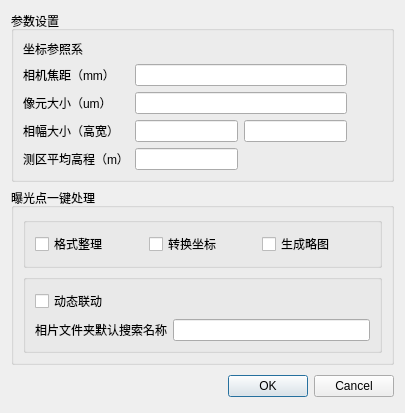
Above: ui/uavpossettingdialog.ui from RenShuYuan/UAVplatform before the change. Below: the same form after it.
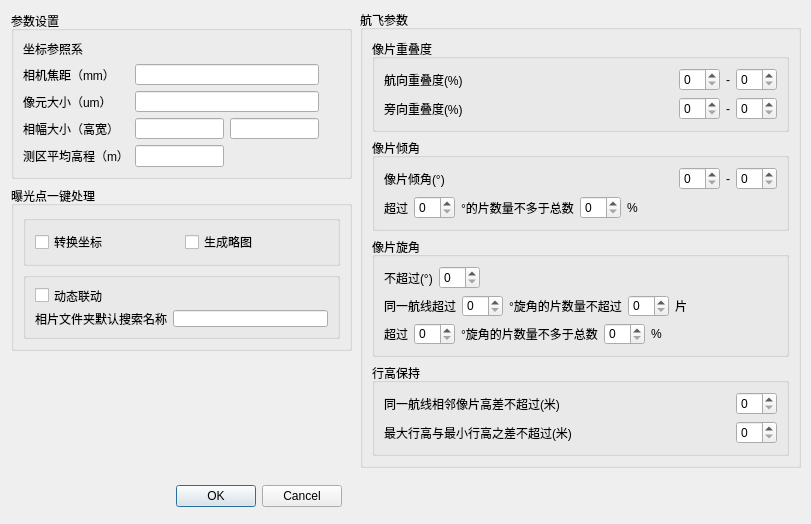
That is the form after the change.

Diff of the .ui file:
```diff
--- a/ui/uavpossettingdialog.ui
+++ b/ui/uavpossettingdialog.ui
@@ -6,19 +6,28 @@
    <rect>
     <x>0</x>
     <y>0</y>
-    <width>405</width>
-    <height>402</height>
+    <width>811</width>
+    <height>524</height>
    </rect>
   </property>
   <property name="windowTitle">
    <string>Dialog</string>
   </property>
-  <layout class="QVBoxLayout" name="verticalLayout_4">
-   <item>
     <widget class="QGroupBox" name="groupBox">
+   <property name="geometry">
+    <rect>
+     <x>11</x>
+     <y>11</y>
+     <width>341</width>
+     <height>168</height>
+    </rect>
+   </property>
      <property name="title">
       <string>参数设置</string>
      </property>
+   <property name="flat">
+    <bool>false</bool>
+   </property>
      <layout class="QVBoxLayout" name="verticalLayout_3">
       <item>
        <layout class="QGridLayout" name="gridLayout">
@@ -115,12 +124,21 @@
       </item>
      </layout>
     </widget>
-   </item>
-   <item>
     <widget class="QGroupBox" name="groupBox_2">
+   <property name="geometry">
+    <rect>
+     <x>11</x>
+     <y>186</y>
+     <width>341</width>
+     <height>165</height>
+    </rect>
+   </property>
      <property name="title">
       <string>曝光点一键处理</string>
      </property>
+   <property name="flat">
+    <bool>true</bool>
+   </property>
      <layout class="QVBoxLayout" name="verticalLayout_2">
       <item>
        <widget class="QGroupBox" name="groupBox_3">
@@ -128,13 +146,6 @@
          <string/>
         </property>
         <layout class="QHBoxLayout" name="horizontalLayout_3">
-         <item>
-          <widget class="QCheckBox" name="chkFormat">
-           <property name="text">
-            <string>格式整理</string>
-           </property>
-          </widget>
-         </item>
          <item>
           <widget class="QCheckBox" name="chkTransform">
            <property name="text">
@@ -204,8 +215,406 @@
       </item>
      </layout>
     </widget>
+  <widget class="QGroupBox" name="groupBox_5">
+   <property name="geometry">
+    <rect>
+     <x>360</x>
+     <y>10</y>
+     <width>441</width>
+     <height>458</height>
+    </rect>
+   </property>
+   <property name="title">
+    <string>航飞参数</string>
+   </property>
+   <layout class="QVBoxLayout" name="verticalLayout_7">
+    <item>
+     <widget class="QGroupBox" name="groupBox_6">
+      <property name="title">
+       <string>像片重叠度</string>
+      </property>
+      <property name="flat">
+       <bool>true</bool>
+      </property>
+      <layout class="QVBoxLayout" name="verticalLayout_4">
+       <item>
+        <layout class="QHBoxLayout" name="horizontalLayout_5">
+         <item>
+          <widget class="QLabel" name="label_10">
+           <property name="text">
+            <string>航向重叠度(%)</string>
+           </property>
+          </widget>
    </item>
    <item>
+          <spacer name="horizontalSpacer_2">
+           <property name="orientation">
+            <enum>Qt::Horizontal</enum>
+           </property>
+           <property name="sizeHint" stdset="0">
+            <size>
+             <width>40</width>
+             <height>20</height>
+            </size>
+           </property>
+          </spacer>
+         </item>
+         <item>
+          <widget class="QSpinBox" name="spinBox"/>
+         </item>
+         <item>
+          <widget class="QLabel" name="label_11">
+           <property name="text">
+            <string>-</string>
+           </property>
+          </widget>
+         </item>
+         <item>
+          <widget class="QSpinBox" name="spinBox_2"/>
+         </item>
+        </layout>
+       </item>
+       <item>
+        <layout class="QHBoxLayout" name="horizontalLayout_6">
+         <item>
+          <widget class="QLabel" name="label_12">
+           <property name="text">
+            <string>旁向重叠度(%)</string>
+           </property>
+          </widget>
+         </item>
+         <item>
+          <spacer name="horizontalSpacer_6">
+           <property name="orientation">
+            <enum>Qt::Horizontal</enum>
+           </property>
+           <property name="sizeHint" stdset="0">
+            <size>
+             <width>40</width>
+             <height>20</height>
+            </size>
+           </property>
+          </spacer>
+         </item>
+         <item>
+          <widget class="QSpinBox" name="spinBox_3"/>
+         </item>
+         <item>
+          <widget class="QLabel" name="label_13">
+           <property name="text">
+            <string>-</string>
+           </property>
+          </widget>
+         </item>
+         <item>
+          <widget class="QSpinBox" name="spinBox_4"/>
+         </item>
+        </layout>
+       </item>
+      </layout>
+     </widget>
+    </item>
+    <item>
+     <widget class="QGroupBox" name="groupBox_7">
+      <property name="title">
+       <string>像片倾角</string>
+      </property>
+      <property name="flat">
+       <bool>true</bool>
+      </property>
+      <layout class="QVBoxLayout" name="verticalLayout_8">
+       <item>
+        <layout class="QHBoxLayout" name="horizontalLayout_8">
+         <item>
+          <widget class="QLabel" name="label_16">
+           <property name="text">
+            <string>像片倾角(°)</string>
+           </property>
+          </widget>
+         </item>
+         <item>
+          <spacer name="horizontalSpacer_7">
+           <property name="orientation">
+            <enum>Qt::Horizontal</enum>
+           </property>
+           <property name="sizeHint" stdset="0">
+            <size>
+             <width>40</width>
+             <height>20</height>
+            </size>
+           </property>
+          </spacer>
+         </item>
+         <item>
+          <widget class="QSpinBox" name="spinBox_6"/>
+         </item>
+         <item>
+          <widget class="QLabel" name="label_15">
+           <property name="text">
+            <string>-</string>
+           </property>
+          </widget>
+         </item>
+         <item>
+          <widget class="QSpinBox" name="spinBox_5"/>
+         </item>
+        </layout>
+       </item>
+       <item>
+        <layout class="QHBoxLayout" name="horizontalLayout_9">
+         <item>
+          <widget class="QLabel" name="label_18">
+           <property name="text">
+            <string>超过</string>
+           </property>
+          </widget>
+         </item>
+         <item>
+          <widget class="QSpinBox" name="spinBox_7"/>
+         </item>
+         <item>
+          <widget class="QLabel" name="label_17">
+           <property name="text">
+            <string>°的片数量不多于总数</string>
+           </property>
+          </widget>
+         </item>
+         <item>
+          <widget class="QSpinBox" name="spinBox_8"/>
+         </item>
+         <item>
+          <widget class="QLabel" name="label_19">
+           <property name="text">
+            <string>%</string>
+           </property>
+          </widget>
+         </item>
+         <item>
+          <spacer name="horizontalSpacer_8">
+           <property name="orientation">
+            <enum>Qt::Horizontal</enum>
+           </property>
+           <property name="sizeHint" stdset="0">
+            <size>
+             <width>40</width>
+             <height>20</height>
+            </size>
+           </property>
+          </spacer>
+         </item>
+        </layout>
+       </item>
+      </layout>
+     </widget>
+    </item>
+    <item>
+     <widget class="QGroupBox" name="groupBox_8">
+      <property name="title">
+       <string>像片旋角</string>
+      </property>
+      <property name="flat">
+       <bool>true</bool>
+      </property>
+      <layout class="QVBoxLayout" name="verticalLayout_5">
+       <item>
+        <layout class="QHBoxLayout" name="horizontalLayout_11">
+         <item>
+          <widget class="QLabel" name="label_20">
+           <property name="text">
+            <string>不超过(°)</string>
+           </property>
+          </widget>
+         </item>
+         <item>
+          <widget class="QSpinBox" name="spinBox_9"/>
+         </item>
+         <item>
+          <spacer name="horizontalSpacer_9">
+           <property name="orientation">
+            <enum>Qt::Horizontal</enum>
+           </property>
+           <property name="sizeHint" stdset="0">
+            <size>
+             <width>40</width>
+             <height>20</height>
+            </size>
+           </property>
+          </spacer>
+         </item>
+        </layout>
+       </item>
+       <item>
+        <layout class="QHBoxLayout" name="horizontalLayout_12">
+         <item>
+          <widget class="QLabel" name="label_23">
+           <property name="text">
+            <string>同一航线超过</string>
+           </property>
+          </widget>
+         </item>
+         <item>
+          <widget class="QSpinBox" name="spinBox_11"/>
+         </item>
+         <item>
+          <widget class="QLabel" name="label_22">
+           <property name="text">
+            <string>°旋角的片数量不超过</string>
+           </property>
+          </widget>
+         </item>
+         <item>
+          <widget class="QSpinBox" name="spinBox_10"/>
+         </item>
+         <item>
+          <widget class="QLabel" name="label_21">
+           <property name="text">
+            <string>片</string>
+           </property>
+          </widget>
+         </item>
+         <item>
+          <spacer name="horizontalSpacer_10">
+           <property name="orientation">
+            <enum>Qt::Horizontal</enum>
+           </property>
+           <property name="sizeHint" stdset="0">
+            <size>
+             <width>40</width>
+             <height>20</height>
+            </size>
+           </property>
+          </spacer>
+         </item>
+        </layout>
+       </item>
+       <item>
+        <layout class="QHBoxLayout" name="horizontalLayout_13">
+         <item>
+          <widget class="QLabel" name="label_26">
+           <property name="text">
+            <string>超过</string>
+           </property>
+          </widget>
+         </item>
+         <item>
+          <widget class="QSpinBox" name="spinBox_13"/>
+         </item>
+         <item>
+          <widget class="QLabel" name="label_25">
+           <property name="text">
+            <string>°旋角的片数量不多于总数</string>
+           </property>
+          </widget>
+         </item>
+         <item>
+          <widget class="QSpinBox" name="spinBox_12"/>
+         </item>
+         <item>
+          <widget class="QLabel" name="label_24">
+           <property name="text">
+            <string>%</string>
+           </property>
+          </widget>
+         </item>
+         <item>
+          <spacer name="horizontalSpacer_11">
+           <property name="orientation">
+            <enum>Qt::Horizontal</enum>
+           </property>
+           <property name="sizeHint" stdset="0">
+            <size>
+             <width>40</width>
+             <height>20</height>
+            </size>
+           </property>
+          </spacer>
+         </item>
+        </layout>
+       </item>
+      </layout>
+     </widget>
+    </item>
+    <item>
+     <widget class="QGroupBox" name="groupBox_9">
+      <property name="title">
+       <string>行高保持</string>
+      </property>
+      <property name="flat">
+       <bool>true</bool>
+      </property>
+      <layout class="QVBoxLayout" name="verticalLayout_6">
+       <item>
+        <layout class="QHBoxLayout" name="horizontalLayout_15">
+         <item>
+          <widget class="QLabel" name="label_27">
+           <property name="text">
+            <string>同一航线相邻像片高差不超过(米)</string>
+           </property>
+          </widget>
+         </item>
+         <item>
+          <spacer name="horizontalSpacer_12">
+           <property name="orientation">
+            <enum>Qt::Horizontal</enum>
+           </property>
+           <property name="sizeHint" stdset="0">
+            <size>
+             <width>40</width>
+             <height>20</height>
+            </size>
+           </property>
+          </spacer>
+         </item>
+         <item>
+          <widget class="QSpinBox" name="spinBox_14"/>
+         </item>
+        </layout>
+       </item>
+       <item>
+        <layout class="QHBoxLayout" name="horizontalLayout_16">
+         <item>
+          <widget class="QLabel" name="label_28">
+           <property name="text">
+            <string>最大行高与最小行高之差不超过(米)</string>
+           </property>
+          </widget>
+         </item>
+         <item>
+          <spacer name="horizontalSpacer_13">
+           <property name="orientation">
+            <enum>Qt::Horizontal</enum>
+           </property>
+           <property name="sizeHint" stdset="0">
+            <size>
+             <width>40</width>
+             <height>20</height>
+            </size>
+           </property>
+          </spacer>
+         </item>
+         <item>
+          <widget class="QSpinBox" name="spinBox_15"/>
+         </item>
+        </layout>
+       </item>
+      </layout>
+      <zorder></zorder>
+      <zorder>label_27</zorder>
+      <zorder></zorder>
+      <zorder></zorder>
+     </widget>
+    </item>
+   </layout>
+  </widget>
+  <widget class="QWidget" name="">
+   <property name="geometry">
+    <rect>
+     <x>10</x>
+     <y>480</y>
+     <width>332</width>
+     <height>33</height>
+    </rect>
+   </property>
     <layout class="QHBoxLayout">
      <property name="spacing">
       <number>6</number>
@@ -234,8 +643,7 @@
       </widget>
      </item>
     </layout>
-   </item>
-  </layout>
+  </widget>
  </widget>
  <tabstops>
   <tabstop>lineEdit_2</tabstop>
```
Left out of the diff: 1 changed line with no effect on the pictures. Lines whose indentation alone changed are shown as unchanged.
